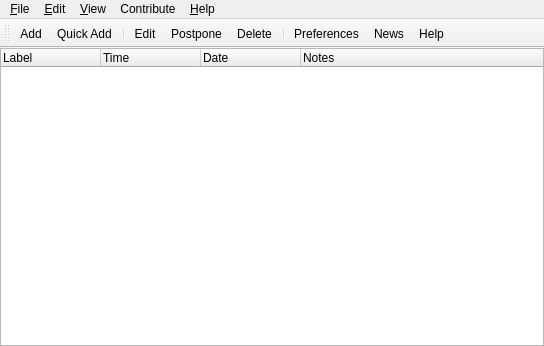
First picture: the form in data/ui/RemindorQtWindow.ui, repository eu21/remindor-qt, before the edit.
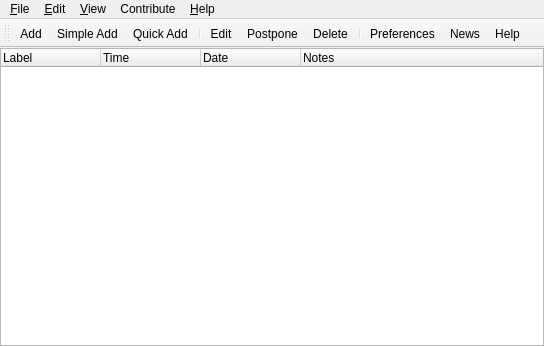
Second picture: the form after the edit. Icons and pictures are not drawn.

Commit message: Initial addition of simple reminders. Switched mint icons. Windows specific tweaks.

What changed in the file:
```diff
--- a/data/ui/RemindorQtWindow.ui
+++ b/data/ui/RemindorQtWindow.ui
@@ -137,6 +137,7 @@
     <bool>false</bool>
    </attribute>
    <addaction name="action_add"/>
+   <addaction name="action_simple_add"/>
    <addaction name="action_quick_add"/>
    <addaction name="separator"/>
    <addaction name="action_edit"/>
@@ -429,6 +430,14 @@
     <string>Stop Playing Sound</string>
    </property>
   </action>
+  <action name="action_simple_add">
+   <property name="icon">
+    <iconset theme="media-playback-start"/>
+   </property>
+   <property name="text">
+    <string>Simple Add</string>
+   </property>
+  </action>
  </widget>
  <resources>
   <include location="../../resources.qrc"/>
```
Left out of the diff: 1 changed line with no effect on the pictures. The commit also changes 10 other files.
